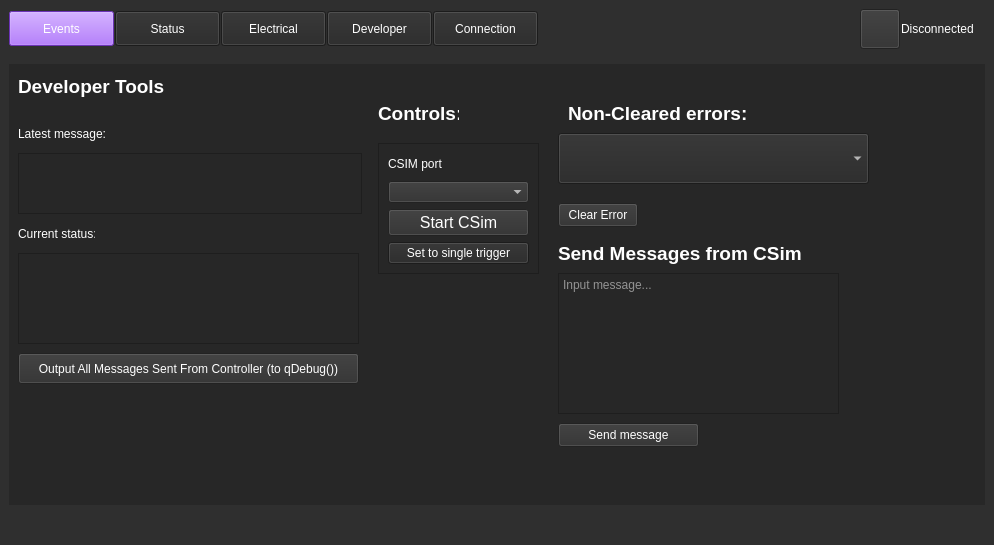
First picture: the form in weapon-system-support-software/mainwindow.ui, repository Team-Controller-NAU/Controller, before the edit.
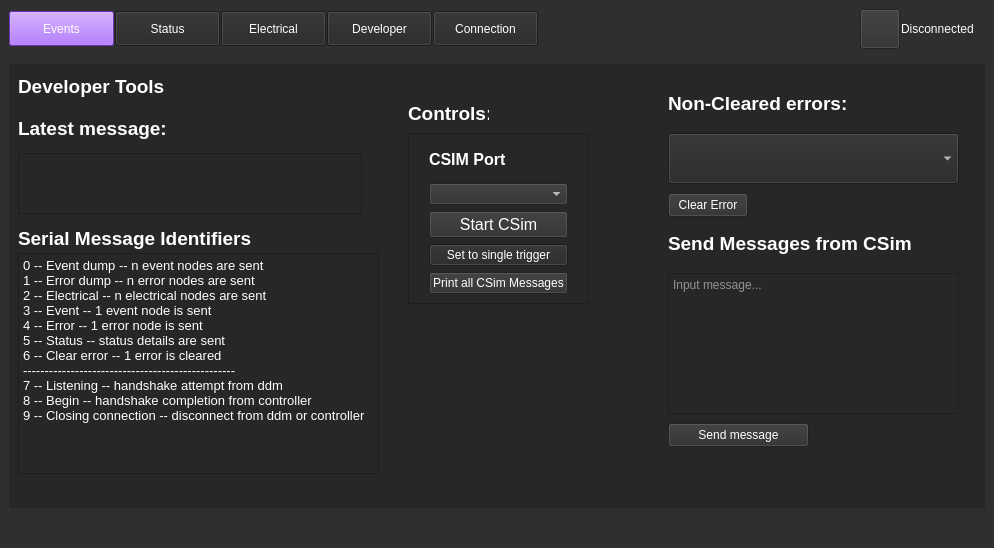
Second picture: the form after the edit. The open tabs and pages were chosen to show the change. Icons and pictures are not drawn. Custom widgets are drawn as their Qt base class.

Patch:
```diff
--- a/weapon-system-support-software/mainwindow.ui
+++ b/weapon-system-support-software/mainwindow.ui
@@ -10,7 +10,7 @@
     <x>0</x>
     <y>0</y>
     <width>994</width>
-    <height>545</height>
+    <height>548</height>
    </rect>
   </property>
   <property name="minimumSize">
@@ -846,22 +846,22 @@
              <property name="geometry">
               <rect>
                <x>0</x>
-               <y>51</y>
-               <width>91</width>
-               <height>20</height>
+               <y>40</y>
+               <width>161</width>
+               <height>31</height>
               </rect>
              </property>
              <property name="styleSheet">
               <string notr="true">color: rgb(255, 255, 255);</string>
              </property>
              <property name="text">
-              <string>Latest message:</string>
+              <string>&lt;html&gt;&lt;head/&gt;&lt;body&gt;&lt;p&gt;&lt;span style=&quot; font-size:14pt; font-weight:700;&quot;&gt;Latest message:&lt;/span&gt;&lt;/p&gt;&lt;/body&gt;&lt;/html&gt;</string>
              </property>
             </widget>
             <widget class="QLabel" name="controls_header">
              <property name="geometry">
               <rect>
-               <x>360</x>
+               <x>390</x>
                <y>30</y>
                <width>81</width>
                <height>21</height>
@@ -883,10 +883,10 @@
             <widget class="QFrame" name="frame">
              <property name="geometry">
               <rect>
-               <x>360</x>
-               <y>70</y>
-               <width>161</width>
-               <height>131</height>
+               <x>390</x>
+               <y>60</y>
+               <width>181</width>
+               <height>171</height>
               </rect>
              </property>
              <property name="frameShape">
@@ -896,16 +896,6 @@
               <enum>QFrame::Raised</enum>
              </property>
              <layout class="QGridLayout" name="gridLayout_2">
-              <item row="0" column="1">
-               <widget class="QLabel" name="controls_title">
-                <property name="styleSheet">
-                 <string notr="true">color: rgb(255, 255, 255);</string>
-                </property>
-                <property name="text">
-                 <string>CSIM port</string>
-                </property>
-               </widget>
-              </item>
               <item row="3" column="1">
                <widget class="QPushButton" name="toggle_num_triggers">
                 <property name="styleSheet">
@@ -916,6 +906,27 @@
                 </property>
                </widget>
               </item>
+              <item row="1" column="1">
+               <widget class="QComboBox" name="csim_port_selection">
+                <property name="styleSheet">
+                 <string notr="true">background-color: rgb(47, 47, 47);
+color: rgb(255, 255, 255);
+border-color: rgb(255, 255, 255);
+border-top-color: rgb(255, 255, 255);
+border-right-color: rgb(255, 255, 255);</string>
+                </property>
+               </widget>
+              </item>
+              <item row="0" column="1">
+               <widget class="QLabel" name="controls_title">
+                <property name="styleSheet">
+                 <string notr="true">color: rgb(255, 255, 255);</string>
+                </property>
+                <property name="text">
+                 <string>&lt;html&gt;&lt;head/&gt;&lt;body&gt;&lt;p&gt;&lt;span style=&quot; font-size:12pt; font-weight:700;&quot;&gt;CSIM Port&lt;/span&gt;&lt;/p&gt;&lt;/body&gt;&lt;/html&gt;</string>
+                </property>
+               </widget>
+              </item>
               <item row="2" column="1">
                <widget class="QPushButton" name="CSim_button">
                 <property name="font">
@@ -935,8 +946,14 @@
                 </property>
                </widget>
               </item>
-              <item row="1" column="1">
-               <widget class="QComboBox" name="csim_port_selection">
+              <item row="4" column="1">
+               <widget class="QPushButton" name="output_messages_sent_button">
+                <property name="sizePolicy">
+                 <sizepolicy hsizetype="Fixed" vsizetype="Fixed">
+                  <horstretch>0</horstretch>
+                  <verstretch>0</verstretch>
+                 </sizepolicy>
+                </property>
                 <property name="styleSheet">
                  <string notr="true">background-color: rgb(47, 47, 47);
 color: rgb(255, 255, 255);
@@ -944,6 +961,9 @@
 border-top-color: rgb(255, 255, 255);
 border-right-color: rgb(255, 255, 255);</string>
                 </property>
+                <property name="text">
+                 <string>Print all CSim Messages</string>
+                </property>
                </widget>
               </item>
              </layout>
@@ -953,40 +973,22 @@
               <rect>
                <x>0</x>
                <y>150</y>
-               <width>77</width>
-               <height>21</height>
+               <width>251</width>
+               <height>31</height>
               </rect>
              </property>
              <property name="styleSheet">
               <string notr="true">color: rgb(255, 255, 255);</string>
              </property>
              <property name="text">
-              <string>Current status:</string>
-             </property>
-            </widget>
-            <widget class="QTextEdit" name="status_output">
-             <property name="geometry">
-              <rect>
-               <x>0</x>
-               <y>180</y>
-               <width>341</width>
-               <height>91</height>
-              </rect>
-             </property>
-             <property name="styleSheet">
-              <string notr="true">color: rgb(255, 255, 255);
-background-color: rgb(39, 39, 39);
-border-color: rgb(255, 255, 255);</string>
-             </property>
-             <property name="readOnly">
-              <bool>true</bool>
+              <string>&lt;html&gt;&lt;head/&gt;&lt;body&gt;&lt;p&gt;&lt;span style=&quot; font-size:14pt; font-weight:700;&quot;&gt;Serial Message Identifiers&lt;/span&gt;&lt;/p&gt;&lt;/body&gt;&lt;/html&gt;</string>
              </property>
             </widget>
             <widget class="QLabel" name="controls_header_2">
              <property name="geometry">
               <rect>
-               <x>550</x>
-               <y>20</y>
+               <x>650</x>
+               <y>10</y>
                <width>191</width>
                <height>41</height>
               </rect>
@@ -1007,9 +1009,9 @@
             <widget class="QComboBox" name="non_cleared_error_selection">
              <property name="geometry">
               <rect>
-               <x>540</x>
+               <x>650</x>
                <y>60</y>
-               <width>311</width>
+               <width>291</width>
                <height>51</height>
               </rect>
              </property>
@@ -1022,8 +1024,8 @@
             <widget class="QPushButton" name="clear_error_button">
              <property name="geometry">
               <rect>
-               <x>540</x>
-               <y>130</y>
+               <x>650</x>
+               <y>120</y>
                <width>80</width>
                <height>24</height>
               </rect>
@@ -1042,7 +1044,7 @@
             <widget class="QPushButton" name="send_message_button">
              <property name="geometry">
               <rect>
-               <x>540</x>
+               <x>650</x>
                <y>350</y>
                <width>141</width>
                <height>24</height>
@@ -1059,37 +1061,11 @@
               <string>Send message</string>
              </property>
             </widget>
-            <widget class="QPushButton" name="output_messages_sent_button">
-             <property name="geometry">
-              <rect>
-               <x>0</x>
-               <y>280</y>
-               <width>341</width>
-               <height>31</height>
-              </rect>
-             </property>
-             <property name="sizePolicy">
-              <sizepolicy hsizetype="Fixed" vsizetype="Fixed">
-               <horstretch>0</horstretch>
-               <verstretch>0</verstretch>
-              </sizepolicy>
-             </property>
-             <property name="styleSheet">
-              <string notr="true">background-color: rgb(47, 47, 47);
-color: rgb(255, 255, 255);
-border-color: rgb(255, 255, 255);
-border-top-color: rgb(255, 255, 255);
-border-right-color: rgb(255, 255, 255);</string>
-             </property>
-             <property name="text">
-              <string>Output All Messages Sent From Controller (to qDebug())</string>
-             </property>
-            </widget>
             <widget class="QLabel" name="controls_header_4">
              <property name="geometry">
               <rect>
-               <x>540</x>
-               <y>160</y>
+               <x>650</x>
+               <y>150</y>
                <width>291</width>
                <height>41</height>
               </rect>
@@ -1110,9 +1086,9 @@
             <widget class="QTextEdit" name="message_contents">
              <property name="geometry">
               <rect>
-               <x>540</x>
+               <x>650</x>
                <y>200</y>
-               <width>281</width>
+               <width>291</width>
                <height>141</height>
               </rect>
              </property>
@@ -1125,6 +1101,44 @@
               <string>Input message...</string>
              </property>
             </widget>
+            <widget class="QTextEdit" name="textEdit">
+             <property name="geometry">
+              <rect>
+               <x>0</x>
+               <y>180</y>
+               <width>361</width>
+               <height>221</height>
+              </rect>
+             </property>
+             <property name="styleSheet">
+              <string notr="true">QTextEdit {
+color:white;
+}</string>
+             </property>
+             <property name="readOnly">
+              <bool>true</bool>
+             </property>
+             <property name="html">
+              <string>&lt;!DOCTYPE HTML PUBLIC &quot;-//W3C//DTD HTML 4.0//EN&quot; &quot;http://www.w3.org/TR/REC-html40/strict.dtd&quot;&gt;
+&lt;html&gt;&lt;head&gt;&lt;meta name=&quot;qrichtext&quot; content=&quot;1&quot; /&gt;&lt;meta charset=&quot;utf-8&quot; /&gt;&lt;style type=&quot;text/css&quot;&gt;
+p, li { white-space: pre-wrap; }
+hr { height: 1px; border-width: 0; }
+li.unchecked::marker { content: &quot;\2610&quot;; }
+li.checked::marker { content: &quot;\2612&quot;; }
+&lt;/style&gt;&lt;/head&gt;&lt;body style=&quot; font-family:'Segoe UI'; font-size:9pt; font-weight:400; font-style:normal;&quot;&gt;
+&lt;p style=&quot; margin-top:0px; margin-bottom:0px; margin-left:0px; margin-right:0px; -qt-block-indent:0; text-indent:0px;&quot;&gt;&lt;span style=&quot; font-size:10pt;&quot;&gt;0 -- Event dump -- n event nodes are sent&lt;/span&gt;&lt;/p&gt;
+&lt;p style=&quot; margin-top:0px; margin-bottom:0px; margin-left:0px; margin-right:0px; -qt-block-indent:0; text-indent:0px;&quot;&gt;&lt;span style=&quot; font-size:10pt;&quot;&gt;1 -- Error dump -- n error nodes are sent&lt;/span&gt;&lt;/p&gt;
+&lt;p style=&quot; margin-top:0px; margin-bottom:0px; margin-left:0px; margin-right:0px; -qt-block-indent:0; text-indent:0px;&quot;&gt;&lt;span style=&quot; font-size:10pt;&quot;&gt;2 -- Electrical -- n electrical nodes are sent&lt;/span&gt;&lt;/p&gt;
+&lt;p style=&quot; margin-top:0px; margin-bottom:0px; margin-left:0px; margin-right:0px; -qt-block-indent:0; text-indent:0px;&quot;&gt;&lt;span style=&quot; font-size:10pt;&quot;&gt;3 -- Event -- 1 event node is sent&lt;/span&gt;&lt;/p&gt;
+&lt;p style=&quot; margin-top:0px; margin-bottom:0px; margin-left:0px; margin-right:0px; -qt-block-indent:0; text-indent:0px;&quot;&gt;&lt;span style=&quot; font-size:10pt;&quot;&gt;4 -- Error -- 1 error node is sent&lt;/span&gt;&lt;/p&gt;
+&lt;p style=&quot; margin-top:0px; margin-bottom:0px; margin-left:0px; margin-right:0px; -qt-block-indent:0; text-indent:0px;&quot;&gt;&lt;span style=&quot; font-size:10pt;&quot;&gt;5 -- Status -- status details are sent&lt;/span&gt;&lt;/p&gt;
+&lt;p style=&quot; margin-top:0px; margin-bottom:0px; margin-left:0px; margin-right:0px; -qt-block-indent:0; text-indent:0px;&quot;&gt;&lt;span style=&quot; font-size:10pt;&quot;&gt;6 -- Clear error -- 1 error is cleared&lt;/span&gt;&lt;/p&gt;
+&lt;p style=&quot; margin-top:0px; margin-bottom:0px; margin-left:0px; margin-right:0px; -qt-block-indent:0; text-indent:0px;&quot;&gt;&lt;span style=&quot; font-size:10pt;&quot;&gt;-------------------------------------------------&lt;/span&gt;&lt;/p&gt;
+&lt;p style=&quot; margin-top:0px; margin-bottom:0px; margin-left:0px; margin-right:0px; -qt-block-indent:0; text-indent:0px;&quot;&gt;&lt;span style=&quot; font-size:10pt;&quot;&gt;7 -- Listening -- handshake attempt from ddm&lt;/span&gt;&lt;/p&gt;
+&lt;p style=&quot; margin-top:0px; margin-bottom:0px; margin-left:0px; margin-right:0px; -qt-block-indent:0; text-indent:0px;&quot;&gt;&lt;span style=&quot; font-size:10pt;&quot;&gt;8 -- Begin -- handshake completion from controller&lt;/span&gt;&lt;/p&gt;
+&lt;p style=&quot; margin-top:0px; margin-bottom:0px; margin-left:0px; margin-right:0px; -qt-block-indent:0; text-indent:0px;&quot;&gt;&lt;span style=&quot; font-size:10pt;&quot;&gt;9 -- Closing connection -- disconnect from ddm or controller&lt;/span&gt;&lt;/p&gt;&lt;/body&gt;&lt;/html&gt;</string>
+             </property>
+            </widget>
            </widget>
            <widget class="QWidget" name="Connection_Page">
             <property name="sizePolicy">
```
Left out of the diff: 211 changed lines with no effect on the pictures.
